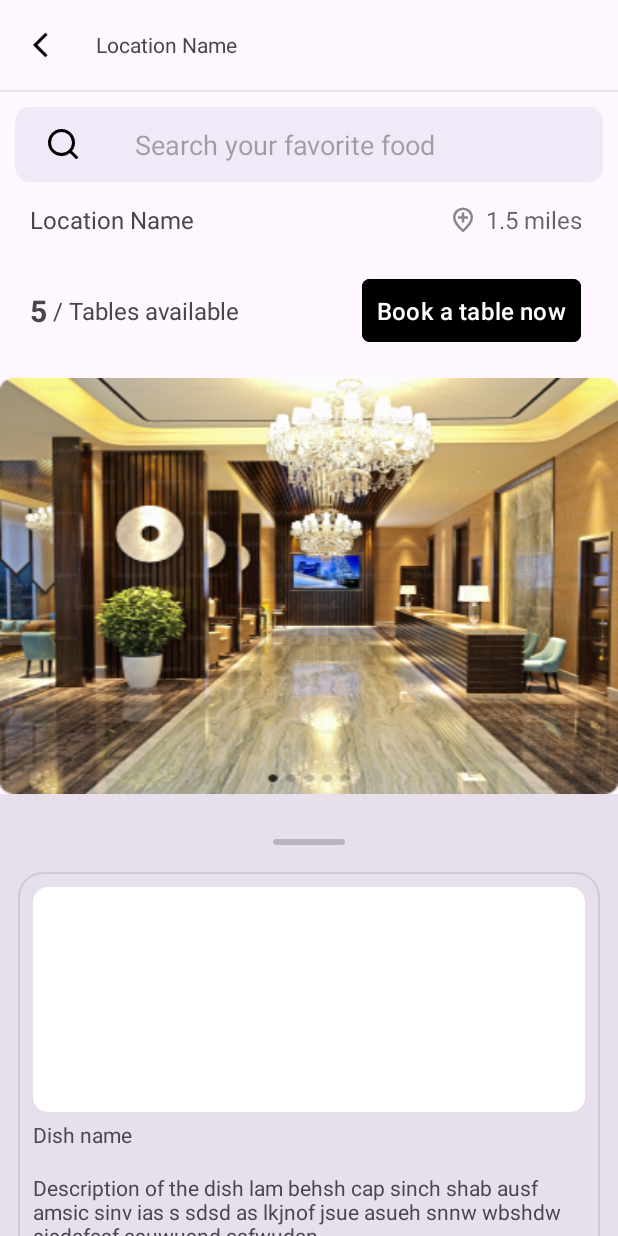
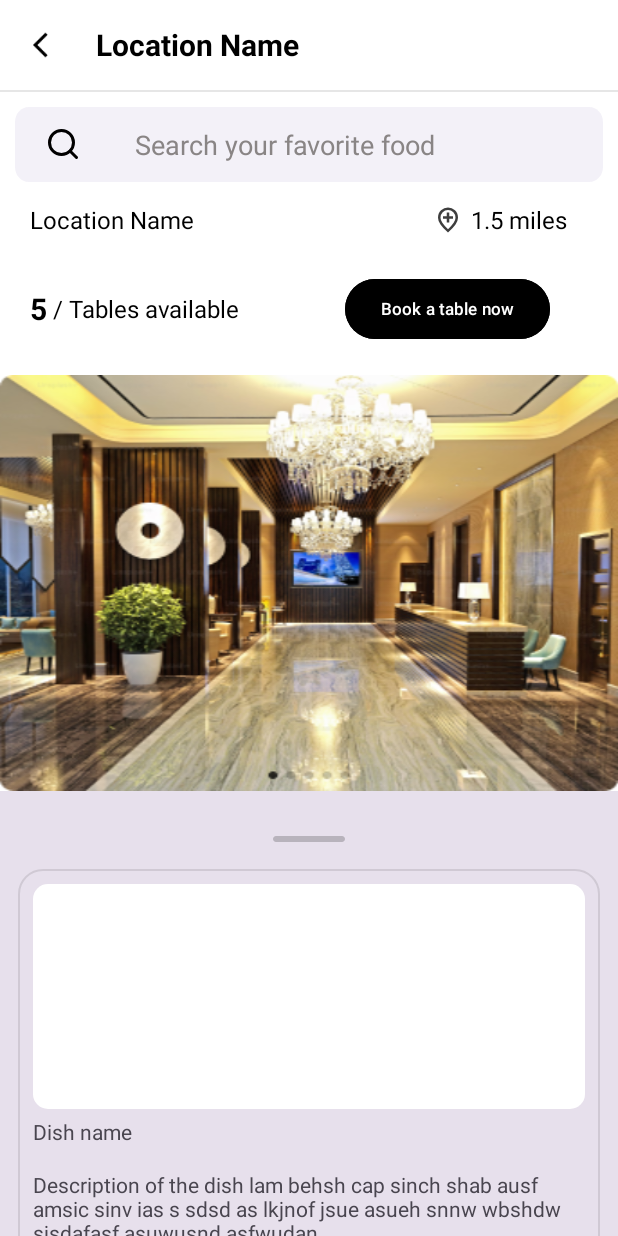
Before and after one commit to mzst-26/Don-tJustEat, an Android app: the customer_location_detail screen opened directly, with no data from a screen before it, on a phone screen of 412 x 824 dp. Run offline under Robolectric (Android 15) with nearby library versions, the phone set to English and light mode, and no system bars.

Commit message:
Add booking summary screen and update UI styles
Introduced booking_summary activity and layout, enabling navigation from customer_location_detail to booking_summary. Updated UI elements in customer_booking and customer_location_detail layouts for improved styling and color consistency. Added a new small primary button style in themes.xml and adjusted location_icon tint to use theme color.

```diff
--- a/app/src/main/AndroidManifest.xml
+++ b/app/src/main/AndroidManifest.xml
@@ -24,7 +24,7 @@
         <activity android:name=".staff_login" />
         <activity android:name=".customer_booking" />
         <activity android:name=".customer_location_detail" />
-
+        <activity android:name=".booking_summary" />
     </application>
 
 </manifest>
--- a/app/src/main/java/com/example/dontjusteat/customer_location_detail.java
+++ b/app/src/main/java/com/example/dontjusteat/customer_location_detail.java
@@ -80,7 +80,7 @@ public class customer_location_detail extends AppCompatActivity {
 
         Button bookTableButton = findViewById(R.id.book_table_button);
         bookTableButton.setOnClickListener(view -> {
-            Intent intent = new Intent(customer_location_detail.this, customer_location_detail.class);
+            Intent intent = new Intent(customer_location_detail.this, booking_summary.class);
             startActivity(intent);
 
         });
--- a/app/src/main/res/drawable/location_icon.xml
+++ b/app/src/main/res/drawable/location_icon.xml
@@ -1,4 +1,4 @@
-<vector xmlns:android="http://schemas.android.com/apk/res/android" android:alpha="0.76" android:height="20dp" android:tint="#99000000" android:viewportHeight="960" android:viewportWidth="960" android:width="20dp">
+<vector xmlns:android="http://schemas.android.com/apk/res/android" android:alpha="0.76" android:height="20dp" android:tint="@color/black" android:viewportHeight="960" android:viewportWidth="960" android:width="20dp">
     <path android:fillColor="@android:color/white" android:pathData="M440,560L520,560L520,440L640,440L640,360L520,360L520,240L440,240L440,360L320,360L320,440L440,440L440,560ZM480,774Q602,662 661,570.5Q720,479 720,408Q720,299 650.5,229.5Q581,160 480,160Q379,160 309.5,229.5Q240,299 240,408Q240,479 299,570.5Q358,662 480,774ZM480,880Q319,743 239.5,625.5Q160,508 160,408Q160,258 256.5,169Q353,80 480,80Q607,80 703.5,169Q800,258 800,408Q800,508 720.5,625.5Q641,743 480,880ZM480,400Q480,400 480,400Q480,400 480,400Q480,400 480,400Q480,400 480,400Q480,400 480,400Q480,400 480,400Q480,400 480,400Q480,400 480,400Z"/>
 
 </vector>
--- /dev/null
+++ b/app/src/main/res/layout/booking_summary.xml
@@ -0,0 +1,6 @@
+<?xml version="1.0" encoding="utf-8"?>
+<androidx.constraintlayout.widget.ConstraintLayout xmlns:android="http://schemas.android.com/apk/res/android"
+    android:layout_width="match_parent"
+    android:layout_height="match_parent">
+
+</androidx.constraintlayout.widget.ConstraintLayout>
--- a/app/src/main/res/layout/customer_location_detail.xml
+++ b/app/src/main/res/layout/customer_location_detail.xml
@@ -5,6 +5,7 @@
     android:layout_width="match_parent"
     android:layout_height="match_parent"
     android:fitsSystemWindows="true"
+    android:background="@color/white"
     >
 
     <androidx.constraintlayout.widget.ConstraintLayout
@@ -41,6 +42,7 @@
             android:layout_weight="1"
             android:text="Location Name"
             android:gravity="center_vertical"
+            style="@style/text_title"
             />
 
     </LinearLayout>
@@ -78,6 +80,7 @@
             android:clipToOutline="true"
             android:background="@drawable/search"
             android:layout_marginRight="10dp"
+
             />
         <!--search input-->
         <EditText
@@ -89,6 +92,9 @@
             android:padding="10dp"
             android:layout_margin="16dp"
             android:background="@null"
+            android:textColor="@color/black"
+            android:textColorHint="#898585"
+
             />
 
     </LinearLayout>
@@ -103,6 +109,7 @@
         android:gravity="center_horizontal"
         app:layout_constraintTop_toBottomOf="@+id/search_container"
         android:paddingLeft="20dp"
+        android:paddingRight="20dp"
         android:paddingTop="10dp"
         >
 
@@ -115,6 +122,7 @@
             android:text="Location Name"
             android:textSize="16dp"
             android:gravity="center_vertical"
+            android:textColor="@color/black"
             />
 
             <!-- Back Button !-->
@@ -126,6 +134,7 @@
                 app:srcCompat="@drawable/location_icon"
                 android:clickable="false"
                 android:focusable="false"
+
                 />
 
             <!--location distance text-->
@@ -138,6 +147,7 @@
                 android:gravity="center_vertical"
                 style="@style/search_subtitles"
                 android:layout_margin="0dp"
+                android:textColor="@color/black"
                 />
 
     </LinearLayout>
@@ -161,6 +171,7 @@
             android:textSize="20dp"
             android:textStyle="bold"
             android:layout_marginEnd="4dp"
+            android:textColor="@color/black"
             />
         <!--Text-->
         <TextView
@@ -168,19 +179,18 @@
             android:layout_height="wrap_content"
             android:text="/ Tables available"
             android:textSize="16dp"
+            android:textColor="@color/black"
             />
 
         <Button
             android:id="@+id/book_table_button"
+            style="@style/AppButton.Primary.Small"
             android:layout_width="wrap_content"
             android:layout_height="wrap_content"
-            style="@style/AppButton.Primary"
+            android:layout_marginLeft="70dp"
             android:text="Book a table now"
-            android:textSize="16dp"
             android:textColor="@color/white"
-            android:padding="10dp"
-            android:layout_marginLeft="81dp"
-            />
+   />
 
 
     </LinearLayout>
@@ -223,6 +233,7 @@
             android:layout_width="match_parent"
             android:layout_height="40dp"
             android:gravity="center_vertical"
+            android:backgroundTint="@color/black"
             >
 
             <View
--- a/app/src/main/res/values/themes.xml
+++ b/app/src/main/res/values/themes.xml
@@ -31,6 +31,19 @@
         <item name="android:textColor">@color/white</item>
         <item name="android:textStyle"> normal</item>
         <item name="cornerRadius">5dp</item>
+    </style>
+
+    <!-- Primary buttons custom styles (small) -->
+    <style name="AppButton.Primary.Small" parent="Widget.Material3.Button">
+        <item name="android:layout_width">250dp</item>
+        <item name="android:layout_height">wrap_content</item>
+        <item name="android:textSize">11sp</item>
+<!--        <item name="android:paddingTop">9dp</item>-->
+<!--        <item name="android:paddingBottom">9dp</item>-->
+        <item name="android:backgroundTint">#000000</item>
+        <item name="android:textColor">@color/white</item>
+        <item name="android:textStyle"> normal</item>
+        <item name="cornerRadius">20dp</item>
     </style>
 
     <!-- A secondary button style -->
```
Also changed, not shown: app/src/main/java/com/example/dontjusteat/booking_summary.java (added, +15 -0 lines), app/src/main/res/layout/customer_booking.xml (+6 -3 lines).
